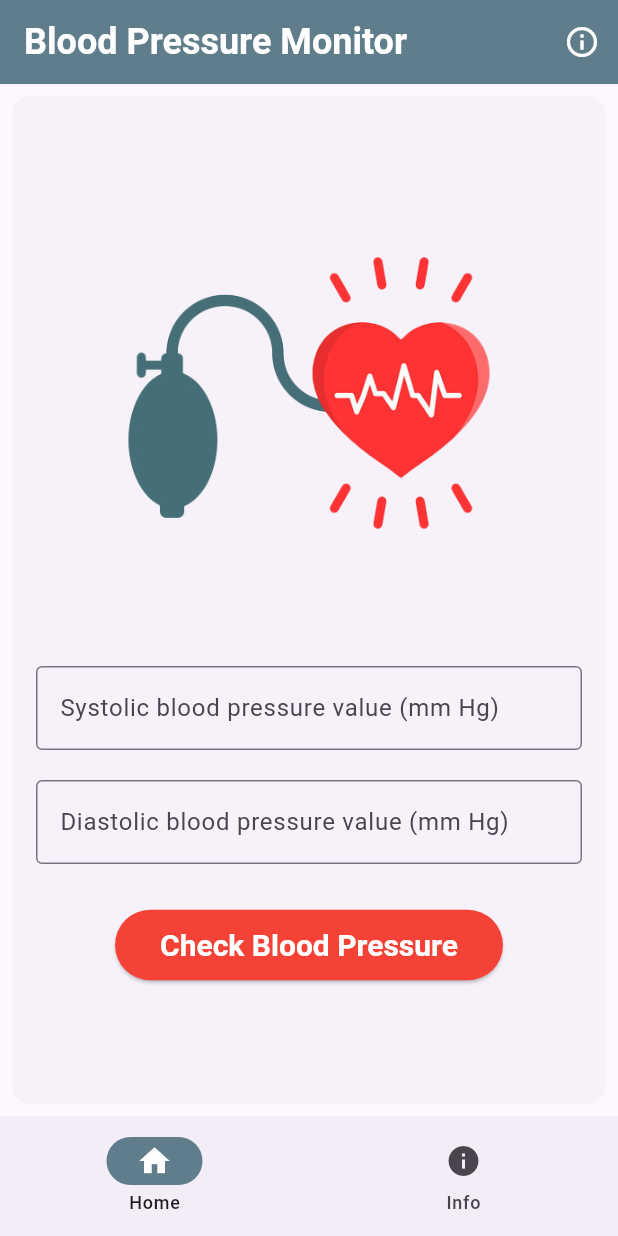
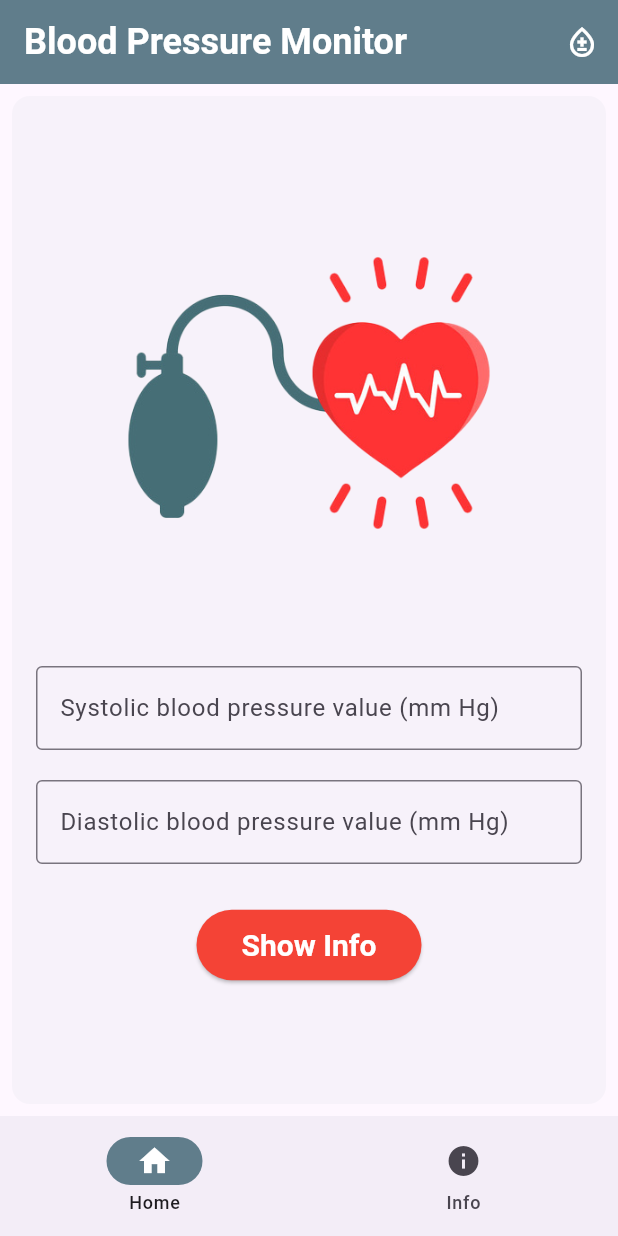
Before and after one commit to GimanthaKoswatta/BloodPressureMonitorApp, a Flutter app: the screen it shows after launch, on a phone screen of 412 x 824 dp. Run offline on Flutter 3.47's test engine with Material 3 defaults, Android fonts, the light colour scheme and no system bars.

Commit message:
changed button label and title icon

```diff
--- a/lib/form.dart
+++ b/lib/form.dart
@@ -89,7 +89,7 @@ class MyCustomFormState extends State<MyCustomForm> {
                             fontWeight: FontWeight.bold,
                           ),
                         ),
-                        child: const Text('Check Blood Pressure'),
+                        child: const Text('Show Info'),
                       ),
                     ),
                   ],
--- a/lib/main.dart
+++ b/lib/main.dart
@@ -59,7 +59,7 @@ class _MyAppState extends State<MyApp> {
           backgroundColor: Colors.blueGrey, // AppBar color
           actions: <Widget>[
             IconButton(
-              icon: const Icon(Icons.info_outline, color: Colors.white), // Info Icon
+              icon: const Icon(Icons.bloodtype_outlined, color: Colors.white), // Info Icon
               onPressed: () {
                 showDialog(
                   context: context,
@@ -82,6 +82,7 @@ class _MyAppState extends State<MyApp> {
           ],
         ),
         bottomNavigationBar: NavigationBar(
+          // navigation bar
           onDestinationSelected: (int index) {
             setState(() {
               currentPageIndex = index;
```
